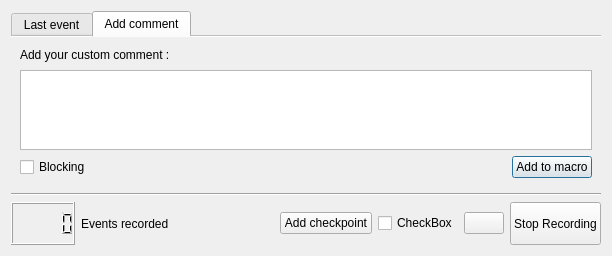
Above: pqRecordEventsDialog.ui from jcfr/QtTesting before the change. Below: the same form after it.
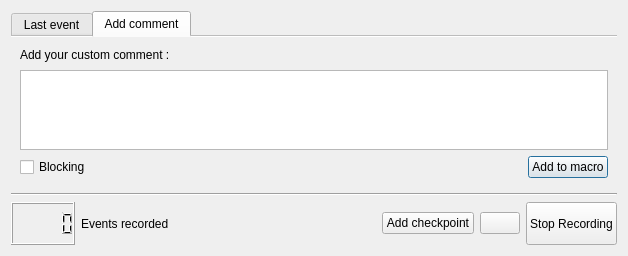
That is the form after the change. Icons and pictures are not drawn.

Commit message: add10 change to pqPlayBackEventsDialog

The edit to the form file:
```diff
--- a/pqRecordEventsDialog.ui
+++ b/pqRecordEventsDialog.ui
@@ -6,7 +6,7 @@
    <rect>
     <x>0</x>
     <y>0</y>
-    <width>612</width>
+    <width>628</width>
     <height>256</height>
    </rect>
   </property>
@@ -295,13 +295,6 @@
        </property>
       </widget>
      </item>
-     <item>
-      <widget class="QCheckBox" name="checkpointBox">
-       <property name="text">
-        <string>CheckBox</string>
-       </property>
-      </widget>
-     </item>
      <item>
       <widget class="QPushButton" name="recordPauseButton">
        <property name="toolTip">
```
The commit also changes 1 other file.
